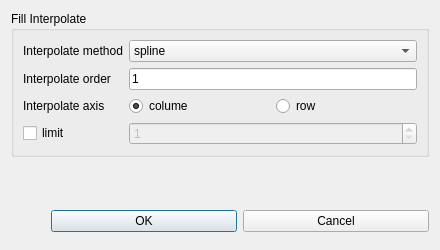
czyt1988/data-workbench, file src/DAGui/Dialog/DADialogDataFrameFillInterpolate.ui: the form before one commit.
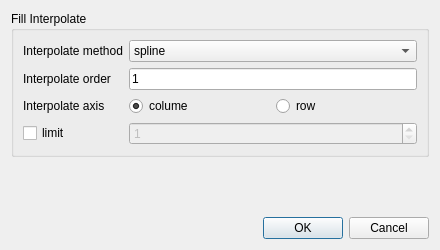
The form after the commit. Icons and pictures are not drawn.

Commit message: 调整一些界面，做了一点翻译

Patch:
```diff
--- a/src/DAGui/Dialog/DADialogDataFrameFillInterpolate.ui
+++ b/src/DAGui/Dialog/DADialogDataFrameFillInterpolate.ui
@@ -135,6 +135,9 @@
    </item>
    <item>
     <spacer name="verticalSpacer">
+     <property name="orientation">
+      <enum>Qt::Orientation::Vertical</enum>
+     </property>
      <property name="sizeHint" stdset="0">
       <size>
        <width>20</width>
@@ -147,6 +150,9 @@
     <layout class="QHBoxLayout" name="horizontalLayout">
      <item>
       <spacer name="horizontalSpacer">
+       <property name="orientation">
+        <enum>Qt::Orientation::Horizontal</enum>
+       </property>
        <property name="sizeHint" stdset="0">
         <size>
          <width>40</width>
```
Left out of the diff: 2 changed lines with no effect on the pictures. The commit also changes 7 other files.
